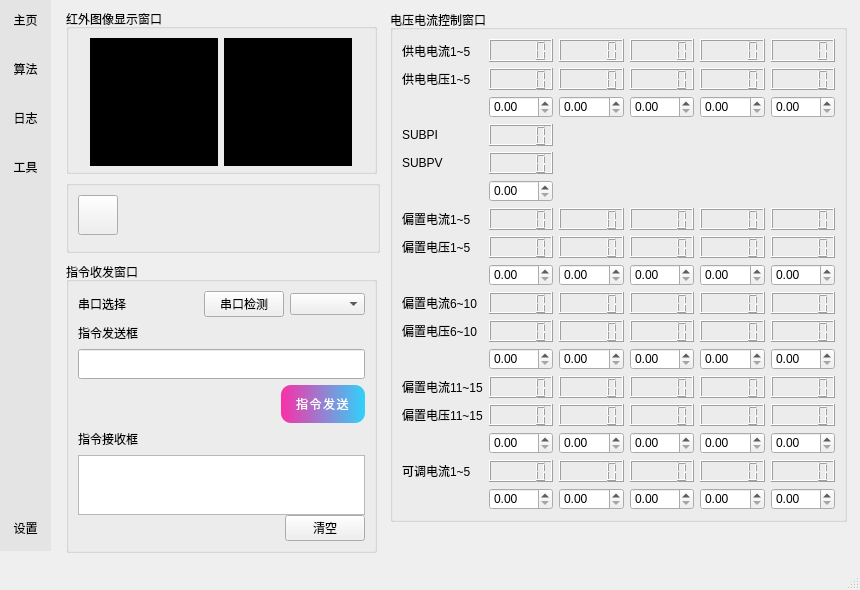
This is mainwindow.ui in 3137959601/usb_udp_video_transmission2 as Qt 5 draws it before an edit. The edited form follows.
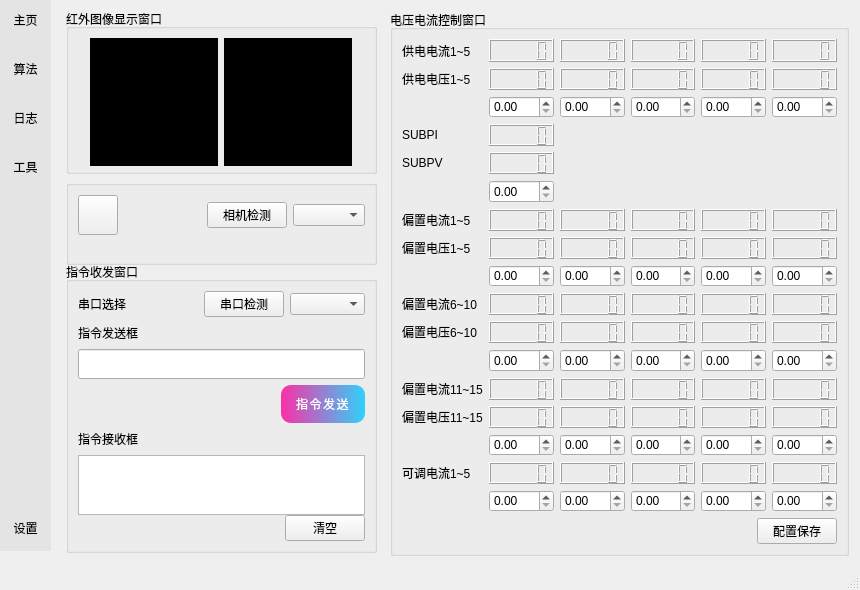
This is the edited form. Custom widgets are drawn as their Qt base class.

Commit message: 增加USB传输并显示的功能，出现打开子窗口未初始化的UDP窗口出现USB窗口图像的问题

What changed in the file:
```diff
--- a/mainwindow.ui
+++ b/mainwindow.ui
@@ -303,17 +303,19 @@
      <rect>
       <x>66</x>
       <y>180</y>
-      <width>314</width>
-      <height>73</height>
+      <width>311</width>
+      <height>85</height>
      </rect>
     </property>
     <property name="title">
      <string/>
     </property>
-    <layout class="QGridLayout" name="gridLayout_7">
-     <item row="0" column="0">
       <layout class="QGridLayout" name="gridLayout_6">
        <item row="0" column="0">
+      <layout class="QGridLayout" name="gridLayout_5">
+       <item row="0" column="0">
+        <layout class="QHBoxLayout" name="horizontalLayout_10">
+         <item>
         <layout class="QHBoxLayout" name="horizontalLayout_5">
          <item>
           <widget class="QPushButton" name="switchBt">
@@ -349,6 +351,29 @@
          </item>
         </layout>
        </item>
+         <item>
+          <layout class="QHBoxLayout" name="horizontalLayout_9">
+           <item>
+            <widget class="QPushButton" name="camera_det_pB">
+             <property name="text">
+              <string>相机检测</string>
+             </property>
+            </widget>
+           </item>
+           <item>
+            <widget class="QComboBox" name="camera_comboBox">
+             <property name="sizePolicy">
+              <sizepolicy hsizetype="Preferred" vsizetype="Fixed">
+               <horstretch>0</horstretch>
+               <verstretch>0</verstretch>
+              </sizepolicy>
+             </property>
+            </widget>
+           </item>
+          </layout>
+         </item>
+        </layout>
+       </item>
        <item row="1" column="0">
         <spacer name="verticalSpacer">
          <property name="orientation">
@@ -356,8 +381,8 @@
          </property>
          <property name="sizeHint" stdset="0">
           <size>
-           <width>292</width>
-           <height>19</height>
+           <width>289</width>
+           <height>13</height>
           </size>
          </property>
         </spacer>
@@ -644,15 +669,17 @@
      <rect>
       <x>390</x>
       <y>10</y>
-      <width>457</width>
-      <height>512</height>
+      <width>459</width>
+      <height>546</height>
      </rect>
     </property>
     <property name="title">
      <string>电压电流控制窗口</string>
     </property>
-    <layout class="QGridLayout" name="gridLayout_5">
+    <layout class="QGridLayout" name="gridLayout_4">
      <item row="0" column="0">
+      <layout class="QVBoxLayout" name="verticalLayout_3">
+       <item>
       <layout class="QGridLayout" name="gridLayout">
        <item row="0" column="0">
         <widget class="QLabel" name="label_40">
@@ -966,6 +993,32 @@
        </item>
       </layout>
      </item>
+       <item>
+        <layout class="QHBoxLayout" name="horizontalLayout_8">
+         <item>
+          <spacer name="horizontalSpacer_7">
+           <property name="orientation">
+            <enum>Qt::Horizontal</enum>
+           </property>
+           <property name="sizeHint" stdset="0">
+            <size>
+             <width>40</width>
+             <height>20</height>
+            </size>
+           </property>
+          </spacer>
+         </item>
+         <item>
+          <widget class="QPushButton" name="confsv_pB">
+           <property name="text">
+            <string>配置保存</string>
+           </property>
+          </widget>
+         </item>
+        </layout>
+       </item>
+      </layout>
+     </item>
     </layout>
    </widget>
    <zorder>groupBox</zorder>
@@ -986,6 +1039,14 @@
   </widget>
   <widget class="QStatusBar" name="statusbar"/>
  </widget>
+ <customwidgets>
+  <customwidget>
+   <class>widget_image</class>
+   <extends>QWidget</extends>
+   <header location="global">widget_image.h</header>
+   <container>1</container>
+  </customwidget>
+ </customwidgets>
  <resources/>
  <connections/>
 </ui>
```
Left out of the diff: 4 changed lines with no effect on the pictures. Lines whose indentation alone changed are shown as unchanged. The commit also changes 7 other files.
